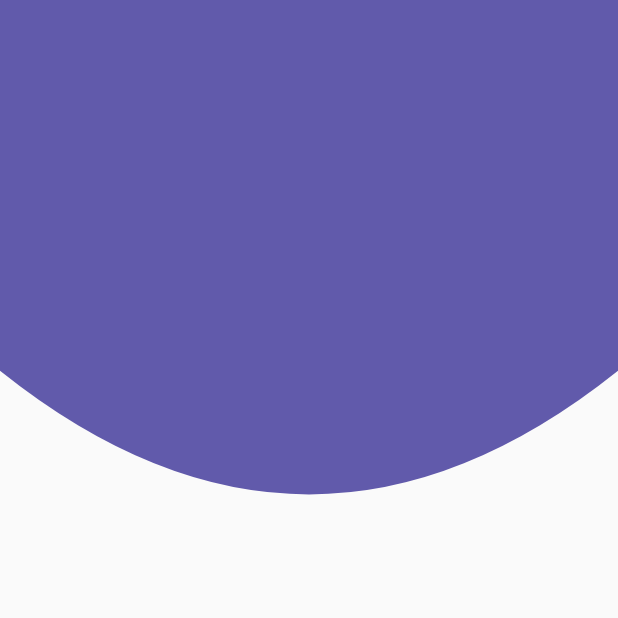
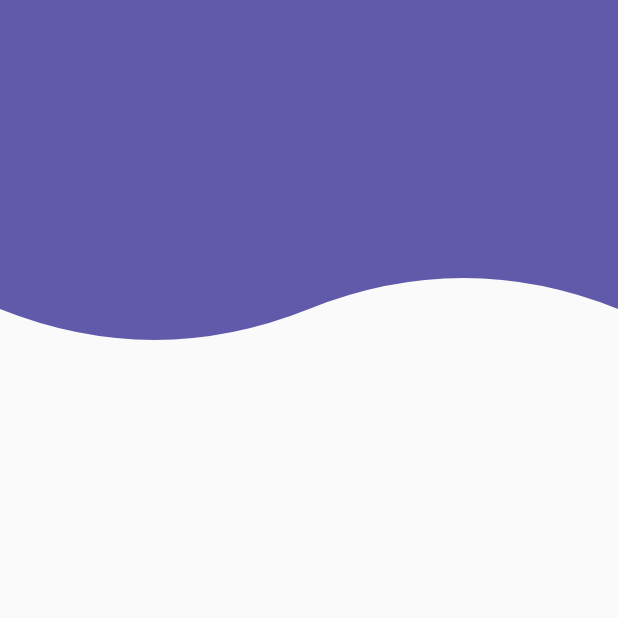
Before and after one commit to JhonZuluaga007/backgrounds_custom_painter, a Flutter app: the screen it shows after launch, on a phone screen of 412 x 824 dp, the top half of it. Run offline on Flutter 3.47's test engine with Material 2 defaults, Android fonts, the phone set to English and light mode, and no system bars.

Commit message:
new waves headers added

```diff
--- a/lib/src/pages/headers_page.dart
+++ b/lib/src/pages/headers_page.dart
@@ -12,7 +12,8 @@
       //body: DiagonalHeaders(),
       //body: TriangleHeaders(),
       //body: PeakHeaders(),
-      body: CurvedHeaders(),
+      //body: CurvedHeaders(),
+      body: WavesHeaders(),
     );
   }
 }
--- a/lib/src/widgets/headers.dart
+++ b/lib/src/widgets/headers.dart
@@ -181,3 +181,44 @@
     return true;
   }
 }
+
+class WavesHeaders extends StatelessWidget {
+  const WavesHeaders({Key? key}) : super(key: key);
+
+  @override
+  Widget build(BuildContext context) {
+    return SizedBox(
+      height: double.infinity,
+      width: double.infinity,
+      child: CustomPaint(
+        painter: _WavesHeadersPainter(),
+      ),
+    );
+  }
+}
+
+class _WavesHeadersPainter extends CustomPainter {
+  @override
+  void paint(Canvas canvas, Size size) {
+    final lapiz = Paint();
+    lapiz.color = const Color(0xff615AAB);
+    lapiz.style = PaintingStyle.fill;
+    lapiz.strokeWidth = 5;
+
+    final path = Path();
+
+    path.lineTo(0, size.height * 0.25);
+    path.quadraticBezierTo(size.width * 0.25, size.height * 0.30,
+        size.width * 0.5, size.height * 0.25);
+    path.quadraticBezierTo(
+        size.width * 0.75, size.height * 0.20, size.width, size.height * 0.25);
+    path.lineTo(size.width, 0);
+
+    canvas.drawPath(path, lapiz);
+  }
+
+  @override
+  bool shouldRepaint(covariant CustomPainter oldDelegate) {
+    return true;
+  }
+}
```
